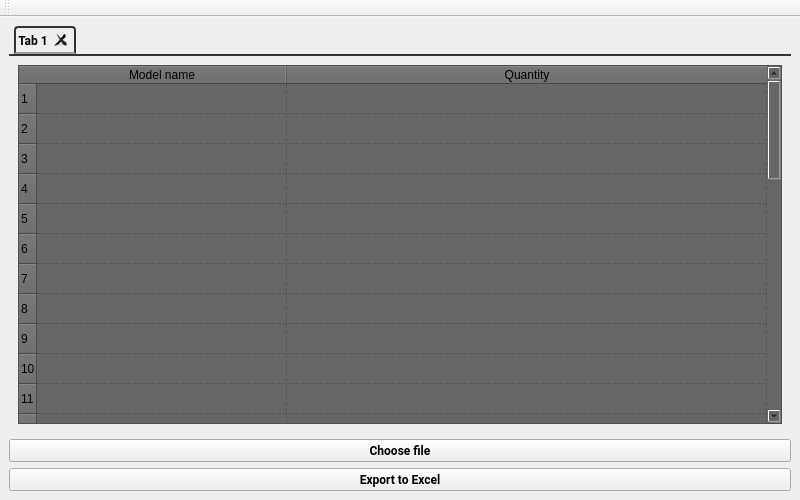
Qt form mainwindow.ui (sold666/IFC-stats-plugin) before a commit.
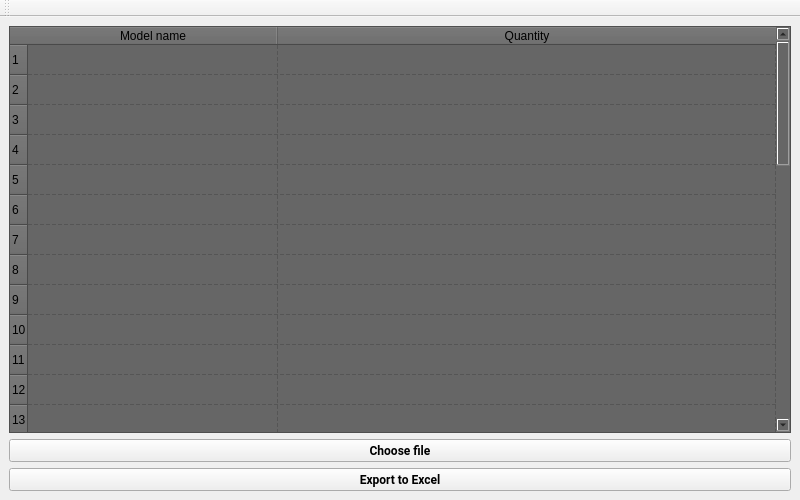
The same form after that commit.

Patch:
```diff
--- a/mainwindow.ui
+++ b/mainwindow.ui
@@ -19,91 +19,6 @@
   <widget class="QWidget" name="centralwidget">
    <layout class="QVBoxLayout" name="verticalLayout_5">
     <item>
-     <widget class="QTabWidget" name="tabWidget">
-      <property name="font">
-       <font>
-        <family>Roboto</family>
-        <bold>true</bold>
-       </font>
-      </property>
-      <property name="styleSheet">
-       <string notr="true">QTabWidget::pane { /* The tab widget frame */
-    border-top: 2px solid #333333;
-}
-
-QTabWidget::tab-bar {
-    left: 5px; /* move to the right by 5px */
-}
-
-/* Style the tab using the tab sub-control. Note that
-    it reads QTabBar _not_ QTabWidget */
-QTabBar::tab {
-    background: qlineargradient(x1: 0, y1: 0, x2: 0, y2: 1,
-                                stop: 0 #E1E1E1, stop: 0.4 #DDDDDD,
-                                stop: 0.5 #D8D8D8, stop: 1.0 #999999);
-    border: 2px solid #333333;
-    border-bottom-color: #999999; /* same as the pane color */
-    border-top-left-radius: 4px;
-    border-top-right-radius: 4px;
-    min-width: 8ex;
-    padding: 2px;
-}
-
-QTabBar::tab:selected, QTabBar::tab:hover {
-    background: qlineargradient(x1: 0, y1: 0, x2: 0, y2: 1,
-                                stop: 0 #fafafa, stop: 0.4 #f4f4f4,
-                                stop: 0.5 #e7e7e7, stop: 1.0 #999999);
-}
-
-QTabBar::tab:selected {
-    border-color: #333333;
-    border-bottom-color: #999999; /* same as pane color */
-}
-
-QTabBar::tab:!selected {
-    margin-top: 2px; /* make non-selected tabs look smaller */
-}
-
-/* make use of negative margins for overlapping tabs */
-QTabBar::tab:selected {
-    /* expand/overlap to the left and right by 4px */
-    margin-left: -4px;
-    margin-right: -4px;
-}
-
-QTabBar::tab:first:selected {
-    margin-left: 0; /* the first selected tab has nothing to overlap with on the left */
-}
-
-QTabBar::tab:last:selected {
-    margin-right: 0; /* the last selected tab has nothing to overlap with on the right */
-}
-
-QTabBar::tab:only-one {
-    margin: 0; /* if there is only one tab, we don't want overlapping margins */
-}</string>
-      </property>
-      <property name="currentIndex">
-       <number>0</number>
-      </property>
-      <property name="tabsClosable">
-       <bool>true</bool>
-      </property>
-      <property name="movable">
-       <bool>false</bool>
-      </property>
-      <widget class="QWidget" name="tab_1">
-       <property name="font">
-        <font>
-         <family>Roboto</family>
-         <bold>true</bold>
-        </font>
-       </property>
-       <attribute name="title">
-        <string>Tab 1</string>
-       </attribute>
-       <layout class="QVBoxLayout" name="verticalLayout_4">
-        <item>
          <widget class="QTableWidget" name="tableWidget">
           <property name="styleSheet">
            <string notr="true">background-color: #666666;
@@ -185,10 +100,6 @@
             <string>Quantity</string>
            </property>
           </column>
-         </widget>
-        </item>
-       </layout>
-      </widget>
      </widget>
     </item>
     <item>
```
Lines whose indentation alone changed are shown as unchanged.
